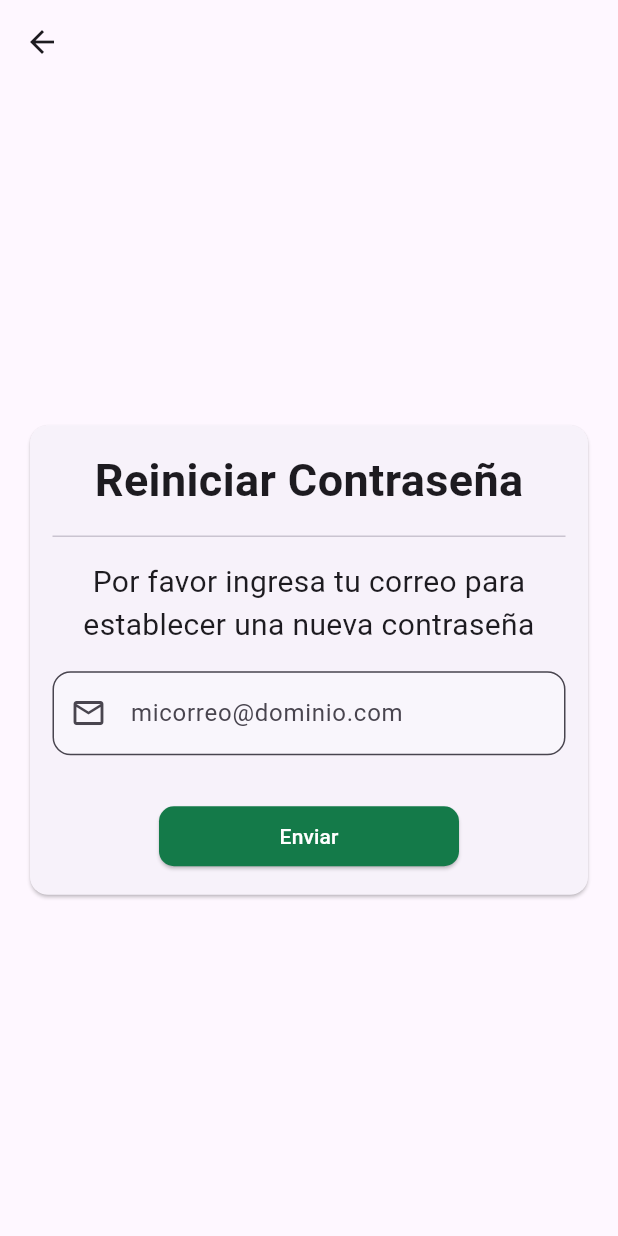
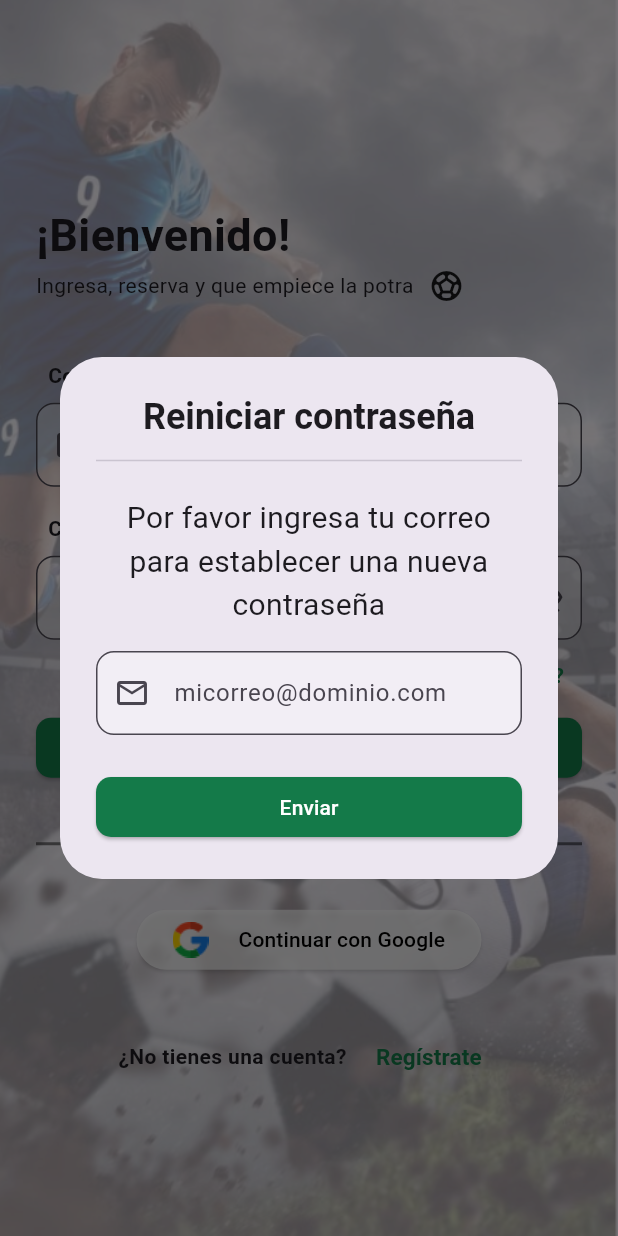
Before and after one commit to jdmc-unah/AppReservarCanchas, a Flutter app: the screen it shows after launch, after a tap on "¿Olvidaste tu contraseña?", on a phone screen of 412 x 824 dp. Run offline on Flutter 3.47's test engine with Material 3 defaults, Android fonts, the phone set to English and light mode, and no system bars; our stand-ins replace cloud_firestore, firebase_auth, firebase_core, flutter_rating_bar, get, get_storage and 2 more; accounts and stored records are empty.

Commit message:
cambiar reinicio de contraseña para que sea un dialogo en vez de una pantalla diferente

```diff
--- a/app_reservar_canchas/lib/main.dart
+++ b/app_reservar_canchas/lib/main.dart
@@ -2,7 +2,6 @@ import 'package:app_reservar_canchas/controladores/filtro_controlador.dart';
 import 'package:app_reservar_canchas/estilos/colores.dart';
 import 'package:app_reservar_canchas/modelos/cancha.dart';
 import 'package:app_reservar_canchas/vistas/informacion.dart';
-import 'package:app_reservar_canchas/vistas/vistas_login/reiniciar_contra.dart';
 import 'package:app_reservar_canchas/vistas/vistas_login/verificacion_correo.dart';
 import 'package:app_reservar_canchas/vistas/vistas_metodo_pago/agregar_tarjeta.dart';
 import 'package:app_reservar_canchas/vistas/vistas_metodo_pago/pagina_pago.dart';
@@ -87,11 +86,6 @@ class MyApp extends StatelessWidget {
                 path: '/registro',
                 builder: (context, state) => Registro(),
               ),
-              GoRoute(
-                name: 'reiniciocontra',
-                path: '/reiniciocontra',
-                builder: (context, state) => ReiniciarContra(),
-              ),
             ],
           ),
           GoRoute(
--- a/app_reservar_canchas/lib/vistas/vistas_login/login.dart
+++ b/app_reservar_canchas/lib/vistas/vistas_login/login.dart
@@ -82,8 +82,14 @@ class Login extends StatelessWidget {
                   Align(
                     alignment: Alignment.centerRight,
                     child: TextButton(
+                      style: ButtonStyle(
+                        overlayColor: WidgetStatePropertyAll(
+                          Colores.fondoSecundario,
+                        ),
+                      ),
                       onPressed: () {
-                        context.goNamed('reiniciocontra');
+                        // context.goNamed('reiniciocontra');
+                        reiniciarContra(context);
                       },
                       child: Text(
                         '¿Olvidaste tu contraseña?',
@@ -214,6 +220,8 @@ class Login extends StatelessWidget {
     );
   }
 
+  //* Metodos
+
   accionesInicioSesion(BuildContext context, String? response) {
     if (validacionController.error == false && response != null) {
       if (!context.mounted) return;
@@ -233,4 +241,88 @@ class Login extends StatelessWidget {
       );
     }
   }
+
+  reiniciarContra(BuildContext context) {
+    showDialog(
+      context: context,
+      builder: (BuildContext context) {
+        return PopScope(
+          canPop: true,
+          child: AlertDialog(
+            title: Column(
+              children: [
+                Text(
+                  'Reiniciar contraseña',
+                  style: TextStyle(fontWeight: FontWeight.bold),
+                ),
+                SizedBox(height: 5),
+                Divider(),
+              ],
+            ),
+            content: Column(
+              mainAxisSize: MainAxisSize.min,
+              children: [
+                Text(
+                  'Por favor ingresa tu correo para establecer una nueva contraseña',
+                  textAlign: TextAlign.center,
+                  style: TextStyle(fontSize: 20),
+                ),
+
+                LoginTextField(
+                  prefixIcon: Icons.email_outlined,
+                  topText: '',
+                  hintText: 'micorreo@dominio.com',
+                  activarSuffix: false,
+                  controller: _correo,
+                ),
+              ],
+            ),
+            actions: [
+              SizedBox(
+                width: double.infinity,
+                child: ElevatedButton(
+                  style: ElevatedButton.styleFrom(
+                    backgroundColor: Colores.fondoPrimario,
+                    foregroundColor: Colores.textoSecundario,
+                    shape: RoundedRectangleBorder(
+                      borderRadius: BorderRadius.circular(10),
+                    ),
+                  ),
+                  onPressed: () async {
+                    String? response = await _auth.enviarReinicioContra(
+                      _correo.text,
+                    );
+
+                    if (!context.mounted) return;
+                    context.pop();
+
+                    if (response == null) {
+                      if (!context.mounted) return;
+                      ValidacionesDeAcceso.mostrarSnackBar(
+                        context,
+                        'OK',
+                        'El correo se envió con éxito',
+                        false,
+                        () {},
+                      );
+                    } else {
+                      if (!context.mounted) return;
+                      ValidacionesDeAcceso.mostrarSnackBar(
+                        context,
+                        'OK',
+                        response,
+                        true,
+                        () {},
+                      );
+                    }
+                  },
+                  child: Text('Enviar'),
+                ),
+              ),
+            ],
+          ),
+        );
+      },
+    );
+  }
 }
--- a/app_reservar_canchas/lib/vistas/vistas_login/reiniciar_contra.dart
+++ /dev/null
@@ -1,109 +0,0 @@
-import 'package:app_reservar_canchas/controladores/validaciones_acceso_controlador.dart';
-import 'package:app_reservar_canchas/estilos/colores.dart';
-import 'package:app_reservar_canchas/servicios/servicio_autenticacion.dart';
-import 'package:app_reservar_canchas/widgets/widgets_login/login_text_field.dart';
-import 'package:flutter/material.dart';
-import 'package:go_router/go_router.dart';
-
-class ReiniciarContra extends StatelessWidget {
-  ReiniciarContra({super.key});
-
-  final _auth = AuthService();
-  final _correo = TextEditingController();
-
-  @override
-  Widget build(BuildContext context) {
-    return Scaffold(
-      appBar: AppBar(),
-      body: SafeArea(
-        child: Center(
-          child: Padding(
-            padding: const EdgeInsets.symmetric(horizontal: 16),
-            child: Card(
-              child: Padding(
-                padding: const EdgeInsets.all(15.0),
-                child: Column(
-                  mainAxisAlignment: MainAxisAlignment.center,
-                  mainAxisSize: MainAxisSize.min,
-                  children: [
-                    Text(
-                      'Reiniciar Contraseña',
-                      textAlign: TextAlign.start,
-
-                      style: TextStyle(
-                        fontSize: 30,
-                        fontWeight: FontWeight.bold,
-                      ),
-                    ),
-
-                    Padding(
-                      padding: const EdgeInsets.symmetric(vertical: 8.0),
-                      child: Divider(),
-                    ),
-
-                    Text(
-                      'Por favor ingresa tu correo para establecer una nueva contraseña',
-                      textAlign: TextAlign.center,
-                      style: TextStyle(fontSize: 20),
-                    ),
-
-                    LoginTextField(
-                      prefixIcon: Icons.email_outlined,
-                      topText: '',
-                      hintText: 'micorreo@dominio.com',
-                      activarSuffix: false,
-                      controller: _correo,
-                    ),
-
-                    SizedBox(height: 30),
-
-                    SizedBox(
-                      width: 200,
-                      child: ElevatedButton(
-                        style: ElevatedButton.styleFrom(
-                          backgroundColor: Colores.fondoPrimario,
-                          foregroundColor: Colores.textoSecundario,
-                          shape: RoundedRectangleBorder(
-                            borderRadius: BorderRadius.circular(10),
-                          ),
-                        ),
-                        onPressed: () async {
-                          String? response = await _auth.enviarReinicioContra(
-                            _correo.text,
-                          );
-
-                          if (response == null) {
-                            if (!context.mounted) return;
-                            ValidacionesDeAcceso.mostrarSnackBar(
-                              context,
-                              'Volver al login',
-                              'El correo se envió con éxito',
-                              false,
-                              () {
-                                context.pop();
-                              },
-                            );
-                          } else {
-                            if (!context.mounted) return;
-                            ValidacionesDeAcceso.mostrarSnackBar(
-                              context,
-                              'Cerrar',
-                              response,
-                              true,
-                              () {},
-                            );
-                          }
-                        },
-                        child: Text('Enviar'),
-                      ),
-                    ),
-                  ],
-                ),
-              ),
-            ),
-          ),
-        ),
-      ),
-    );
-  }
-}
```
